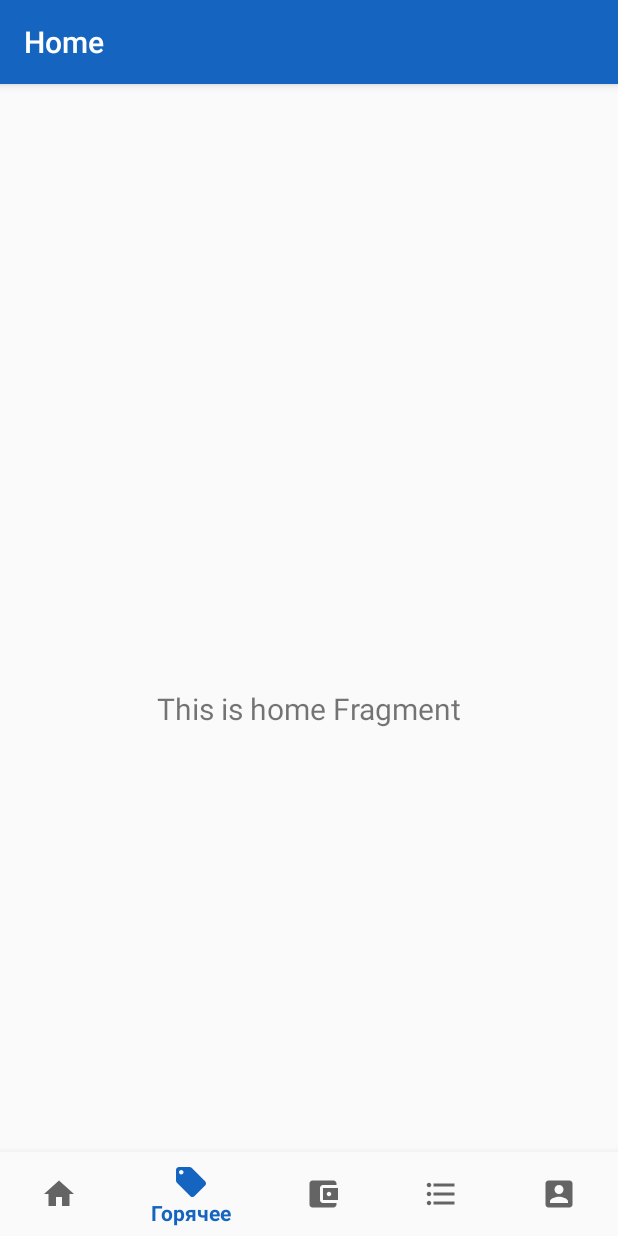
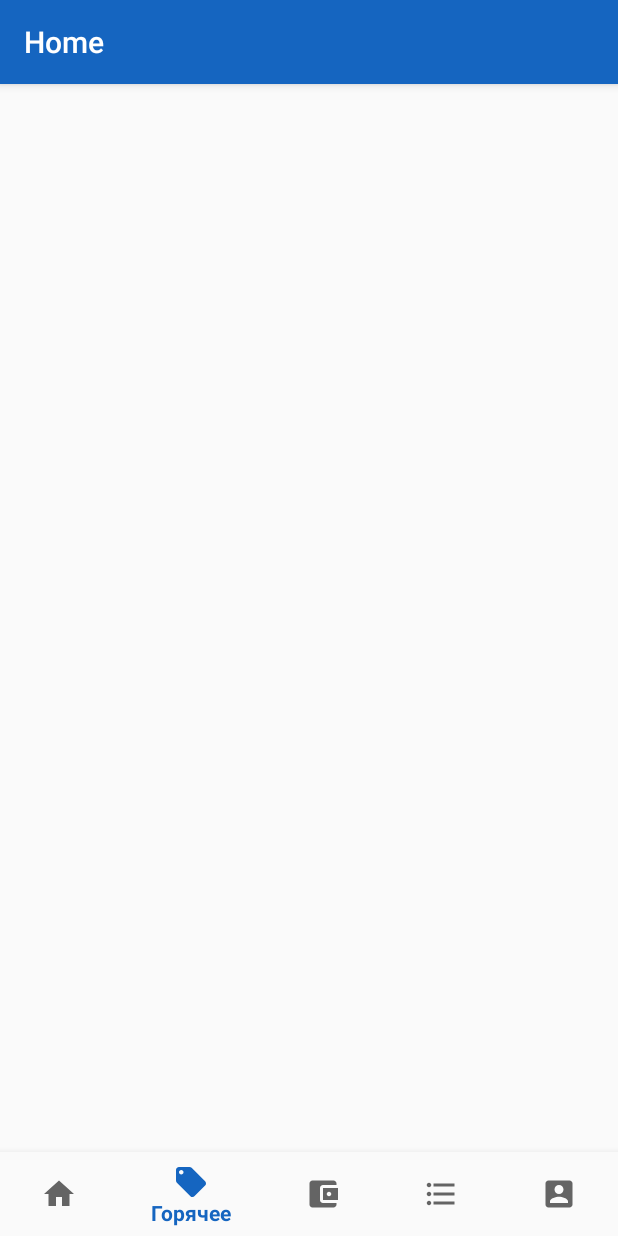
Before and after one commit to templar820/kickcash, an Android app: the screen it shows after launch (MainActivity), on a phone screen of 412 x 824 dp. Run offline under Robolectric (Android 15) with nearby library versions, the phone set to English and light mode, and no system bars; our stand-ins replace navigation-ui; 2 statements that could not run were skipped.

Commit message:
Update fragment_home.xml

```diff
--- a/app/src/main/res/layout/fragment_home.xml
+++ b/app/src/main/res/layout/fragment_home.xml
@@ -4,19 +4,4 @@
     xmlns:tools="http://schemas.android.com/tools"
     android:layout_width="match_parent"
     android:layout_height="match_parent"
-    tools:context=".ui.home.HomeFragment">
-
-    <TextView
-        android:id="@+id/text_home"
-        android:layout_width="match_parent"
-        android:layout_height="wrap_content"
-        android:layout_marginStart="8dp"
-        android:layout_marginTop="8dp"
-        android:layout_marginEnd="8dp"
-        android:textAlignment="center"
-        android:textSize="20sp"
-        app:layout_constraintBottom_toBottomOf="parent"
-        app:layout_constraintEnd_toEndOf="parent"
-        app:layout_constraintStart_toStartOf="parent"
-        app:layout_constraintTop_toTopOf="parent" />
-</androidx.constraintlayout.widget.ConstraintLayout>
+    tools:context=".ui.home.HomeFragment"/>
```
